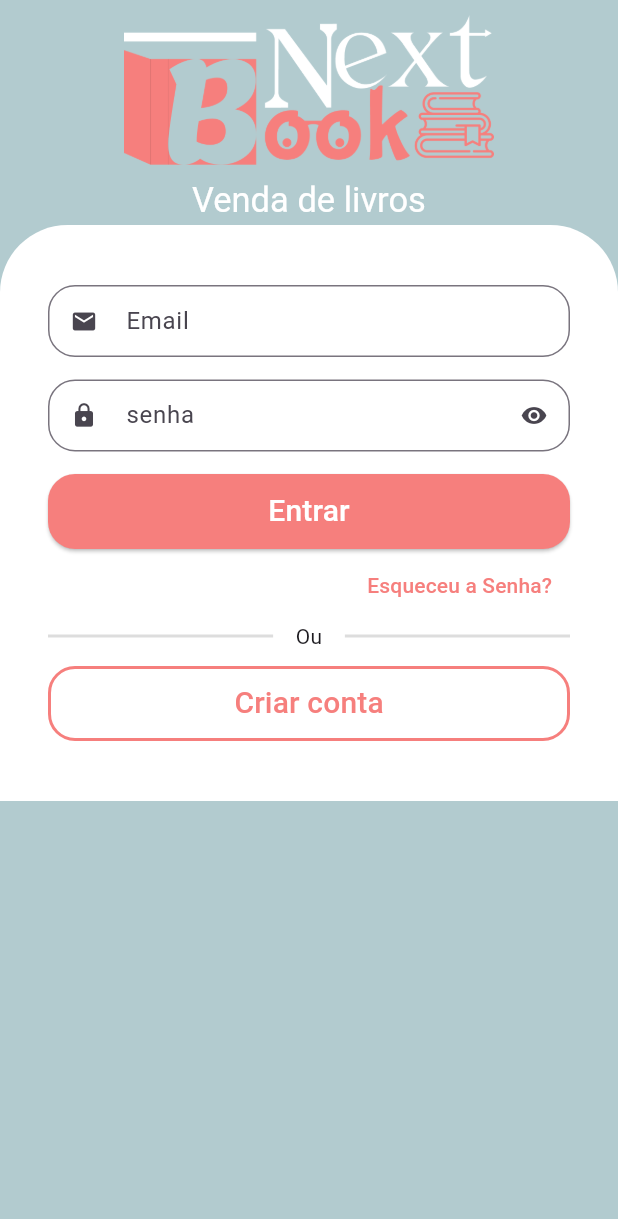
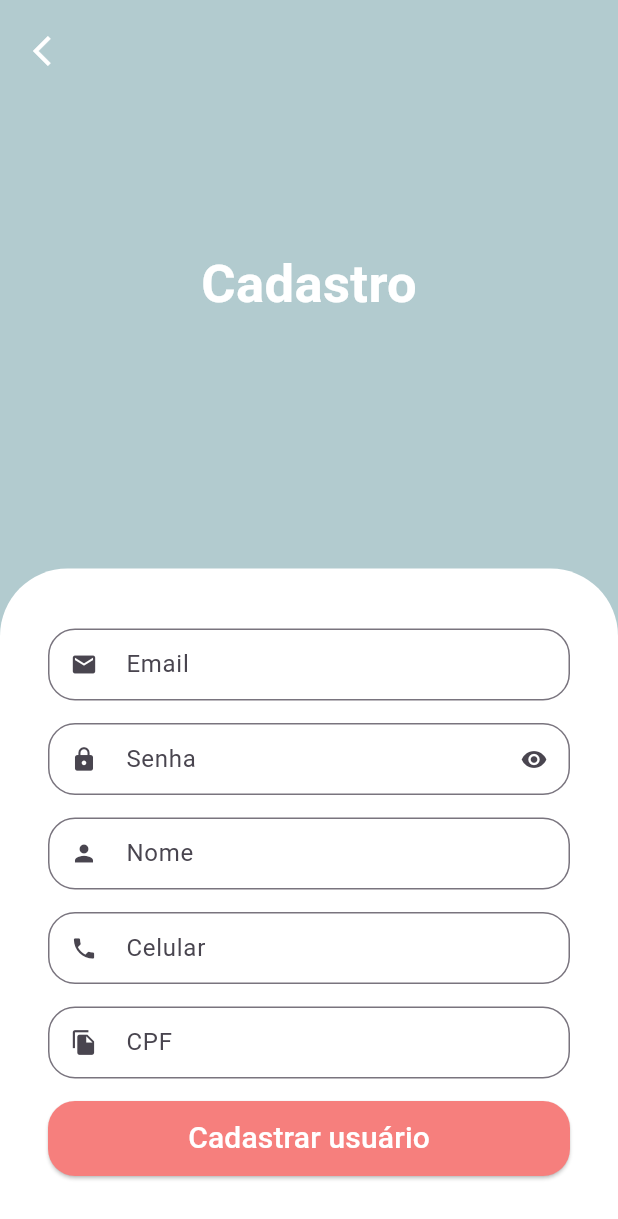
Before and after one commit to kaiky-botelho/nextbook, a Flutter app: the screen it shows after launch, after a tap on "Criar conta", on a phone screen of 412 x 824 dp. Shown: the top 1219 px of the screen. Run offline on Flutter 3.47's test engine with Material 3 defaults, Android fonts, the phone set to English and light mode, and no system bars; drawn by our look-alikes of animated_text_kit; our stand-ins replace mask_text_input_formatter.

Commit message:
Tela Cadastro

```diff
--- a/lib/src/auth/Sign_In_Screen.dart
+++ b/lib/src/auth/Sign_In_Screen.dart
@@ -1,6 +1,7 @@
 import 'package:animated_text_kit/animated_text_kit.dart';
 import 'package:flutter/material.dart';
 import 'package:nextbook/src/auth/components/custom_text_field.dart';
+import 'package:nextbook/src/auth/sign_up_screen.dart';
 import 'package:nextbook/src/config/custom_colors.dart';
 
 class SignInScreen extends StatelessWidget {
@@ -8,9 +9,15 @@ class SignInScreen extends StatelessWidget {
 
   @override
   Widget build(BuildContext context) {
+
+    final size = MediaQuery.of(context).size;
+
     return Scaffold(
       backgroundColor: CustomColors.FundoNext,
       body: SingleChildScrollView(
+        child: SizedBox(
+          height: size.height,
+          width: size.width,
           child: Column(
             children: [
               Expanded(
@@ -21,8 +28,8 @@ class SignInScreen extends StatelessWidget {
                     Padding(
                       padding: const EdgeInsets.symmetric(vertical: 10),
                       child: Image.asset(
-                      'lib/imagens/logo.png', // Substitua pelo nome correto da imagem
-                      height: 100, // Altere o tamanho conforme necessário
+                        'lib/imagens/logo.png',
+                        height: 100,
                       ),
                     ),
                     // Categoria
@@ -146,7 +153,13 @@ class SignInScreen extends StatelessWidget {
                             color: CustomColors.VermelhoNext,
                           ),
                         ),
-                      onPressed: () {},
+                        onPressed: () {
+                          Navigator.of(context).push(
+                            MaterialPageRoute(builder: (c){
+                              return SignUpScreen();
+                            }),
+                          );
+                        },
                         child:  Text(
                           "Criar conta",
                           style: TextStyle(color: CustomColors.VermelhoNext, fontSize: 20),
@@ -159,6 +172,7 @@ class SignInScreen extends StatelessWidget {
             ],
           ),
         ),
+      ),
     );
   }
 }
--- a/lib/src/auth/components/custom_text_field.dart
+++ b/lib/src/auth/components/custom_text_field.dart
@@ -1,15 +1,18 @@
 import 'package:flutter/material.dart';
+import 'package:flutter/services.dart';
 
 class CustomTextField extends StatefulWidget {
   final IconData icon;
   final String label;
   final bool isSecret;
+  final List<TextInputFormatter>? inputFormatters;
 
   const CustomTextField({
     super.key,
     required this.icon,
     required this.label,
     this.isSecret = false,
+    this.inputFormatters
   });
 
   @override
@@ -30,6 +33,7 @@ class _CustomTextFieldState extends State<CustomTextField> {
     return Padding(
       padding: const EdgeInsets.only(bottom: 15),
       child: TextFormField(
+        inputFormatters: widget.inputFormatters,
         obscureText: isobscure,
         decoration: InputDecoration(
           prefixIcon: Icon(widget.icon),
--- /dev/null
+++ b/lib/src/auth/sign_up_screen.dart
@@ -0,0 +1,118 @@
+import 'package:flutter/material.dart';
+import 'package:mask_text_input_formatter/mask_text_input_formatter.dart';
+import 'package:nextbook/src/auth/components/custom_text_field.dart';
+import 'package:nextbook/src/config/custom_colors.dart';
+
+class SignUpScreen extends StatelessWidget {
+  SignUpScreen({super.key});
+
+  final cpfFormatter = MaskTextInputFormatter(
+    mask: '###.###.###-##',
+    filter: {'#': RegExp(r'[0-9]')},
+  );
+
+  final phoneFormatter = MaskTextInputFormatter(
+    mask: '## # ####-####',
+    filter: {'#': RegExp(r'[0-9]')},
+  );
+
+  @override
+  Widget build(BuildContext context) {
+    final size = MediaQuery.of(context).size;
+
+    return Scaffold(
+      backgroundColor: CustomColors.FundoNext,
+      body: SingleChildScrollView(
+        child: SizedBox(
+          height: size.height,
+          width: size.width,
+          child: Stack(
+            children: [
+              Column(
+                children: [
+                  const Expanded(
+                    child: Center(
+                      child: Text(
+                        'Cadastro',
+                        style: TextStyle(
+                            color: Colors.white,
+                            fontSize: 35,
+                            fontWeight: FontWeight.bold),
+                      ),
+                    ),
+                  ),
+
+                  //Formulario
+                  Container(
+                    padding: const EdgeInsets.symmetric(
+                        horizontal: 32, vertical: 40),
+                    decoration: const BoxDecoration(
+                        color: Colors.white,
+                        borderRadius: BorderRadius.vertical(
+                          top: Radius.circular(45),
+                        )),
+                    child: Column(
+                      crossAxisAlignment: CrossAxisAlignment.stretch,
+                      children: [
+                        const CustomTextField(
+                            icon: Icons.email, label: 'Email'),
+                        const CustomTextField(
+                          icon: Icons.lock,
+                          label: 'Senha',
+                          isSecret: true,
+                        ),
+                        const CustomTextField(
+                            icon: Icons.person, label: 'Nome'),
+                        CustomTextField(
+                          icon: Icons.phone,
+                          label: 'Celular',
+                          inputFormatters: [phoneFormatter],
+                        ),
+                        CustomTextField(
+                          icon: Icons.file_copy,
+                          label: 'CPF',
+                          inputFormatters: [cpfFormatter],
+                        ),
+                        SizedBox(
+                          height: 50,
+                          child: ElevatedButton(
+                            onPressed: () {},
+                            style: ElevatedButton.styleFrom(
+                              shape: RoundedRectangleBorder(
+                                borderRadius: BorderRadius.circular(18),
+                              ),
+                              backgroundColor: CustomColors.VermelhoNext,
+                              foregroundColor: Colors.white,
+                            ),
+                            child: const Text(
+                              'Cadastrar usuário',
+                              style: TextStyle(fontSize: 20),
+                            ),
+                          ),
+                        ),
+                      ],
+                    ),
+                  ),
+                ],
+              ),
+              Positioned(
+                top: 10,
+                left: 10,
+                child: SafeArea(
+                  child: IconButton(
+                      onPressed: () {
+                        Navigator.of(context).pop();
+                      },
+                      icon: const Icon(
+                        Icons.arrow_back_ios,
+                        color: Colors.white,
+                      )),
+                ),
+              )
+            ],
+          ),
+        ),
+      ),
+    );
+  }
+}
--- a/pubspec.yaml
+++ b/pubspec.yaml
@@ -37,6 +37,8 @@ dependencies:
   cupertino_icons: ^1.0.2
 
   animated_text_kit: ^4.2.2
+
+  mask_text_input_formatter: ^2.9.0
 
 dev_dependencies:
   flutter_test:
```
Also changed, not shown: pubspec.lock. Lines whose indentation alone changed are shown as unchanged.
